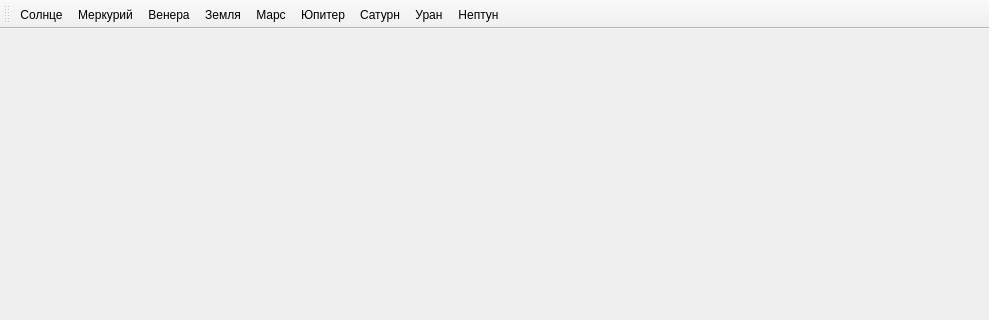
Above: solarsystem.ui from dahelmm/SolarSystem-Qt3D before the change; both pictures show x 0 to 989 and y 0 to 320 of the 989 by 700 pixel window. Below: the same form after it.
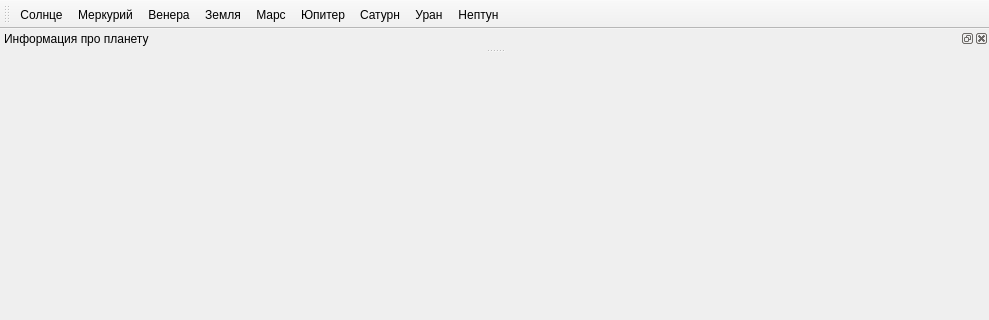
That is the form after the change.

Commit message: Текущее

Patch:
```diff
--- a/solarsystem.ui
+++ b/solarsystem.ui
@@ -180,6 +180,30 @@
    <addaction name="action_Uran"/>
    <addaction name="action_Neptune"/>
   </widget>
+  <widget class="QDockWidget" name="dockInfo">
+   <property name="minimumSize">
+    <size>
+     <width>100</width>
+     <height>10</height>
+    </size>
+   </property>
+   <property name="floating">
+    <bool>false</bool>
+   </property>
+   <property name="features">
+    <set>QDockWidget::AllDockWidgetFeatures</set>
+   </property>
+   <property name="allowedAreas">
+    <set>Qt::AllDockWidgetAreas</set>
+   </property>
+   <property name="windowTitle">
+    <string>Информация про планету</string>
+   </property>
+   <attribute name="dockWidgetArea">
+    <number>4</number>
+   </attribute>
+   <widget class="QWidget" name="dockWidgetContents"/>
+  </widget>
   <action name="action_Sun">
    <property name="checkable">
     <bool>true</bool>
```
The commit also changes 2 other files.
